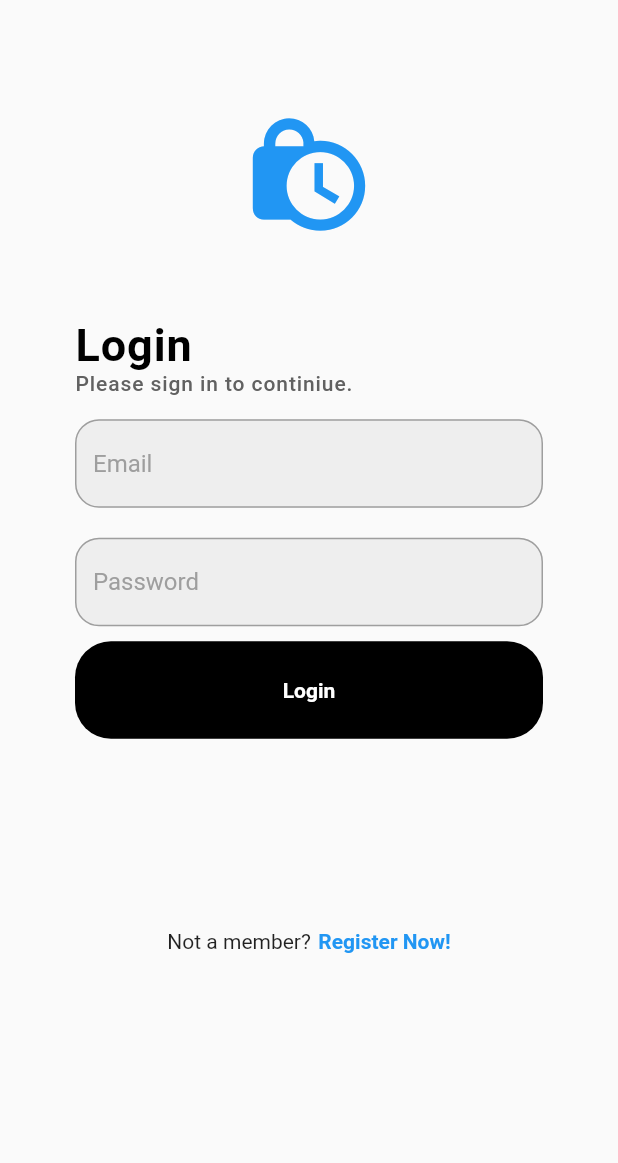
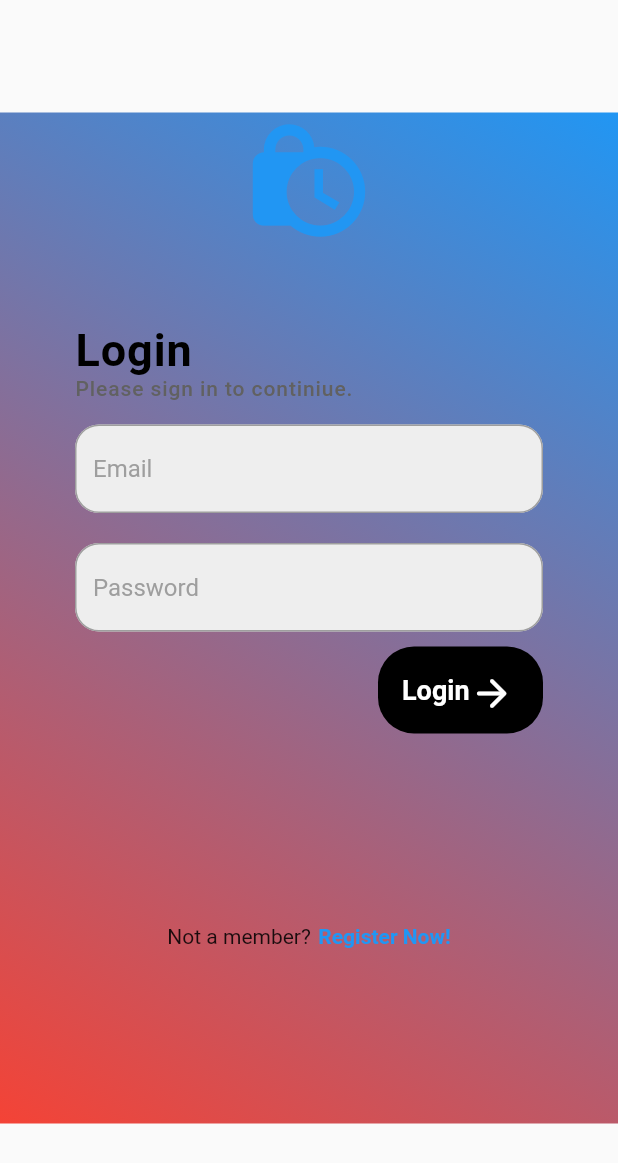
Before and after one commit to Karlo11111/Aedis---HotelSoftvare-using-Flutter, a Flutter app: the screen it shows after launch, on a phone screen of 412 x 824 dp. Shown: the top 1163 px of the screen. Run offline on Flutter 3.47's test engine with Material 2 defaults, Android fonts, the phone set to English and light mode, and no system bars; our stand-ins replace cloud_firestore, firebase_auth, firebase_core, smooth_page_indicator; accounts and stored records are empty.

Commit message:
pozadina login

```diff
--- a/lib/LoginPages/login_page.dart
+++ b/lib/LoginPages/login_page.dart
@@ -58,6 +58,16 @@ class _LoginPageState extends State<LoginPage> {
   Widget build(BuildContext context) {
     return Scaffold(
       body: Center(
+        child: Container(
+          decoration: BoxDecoration(
+              gradient: LinearGradient(
+            begin: Alignment.topRight,
+            end: Alignment.bottomLeft,
+            colors: [
+              Colors.blue,
+              Colors.red,
+            ],
+          )),
           child: SingleChildScrollView(
             child: Center(
               child: Padding(
@@ -133,7 +143,15 @@ class _LoginPageState extends State<LoginPage> {
                     const SizedBox(height: 10),
 
                     // Login button
-                  MyButton(buttonText: "Login", ontap: signIn),
+                    Row(
+                      mainAxisAlignment: MainAxisAlignment.end,
+                      children: [
+                        MyButton(
+                          buttonText: "Login",
+                          ontap: signIn,
+                        ),
+                      ],
+                    ),
 
                     // SizedBox
                     const SizedBox(height: 10),
@@ -166,6 +184,7 @@ class _LoginPageState extends State<LoginPage> {
             ),
           ),
         ),
+      ),
     );
   }
 }
--- a/lib/Utilities/buttons.dart
+++ b/lib/Utilities/buttons.dart
@@ -18,8 +18,23 @@ class MyButton extends StatelessWidget {
           color: Colors.black,
         ),
         alignment: Alignment.center,
-        height: 65,
-        child: Text(buttonText, style: TextStyle(color: Colors.white, fontWeight: FontWeight.bold),),
+        height: 58,
+        width: 110,
+        child: Padding(
+          padding: const EdgeInsets.all(16.0),
+          child: Row(
+            children: [
+              Text(
+                buttonText,
+                style: TextStyle(
+                    color: Colors.white,
+                    fontWeight: FontWeight.bold,
+                    fontSize: 18),
+              ),
+              Icon(Icons.arrow_forward_rounded, size: 30, color: Colors.white),
+            ],
+          ),
+        ),
       ),
     );
   }
```
Lines whose indentation alone changed are shown as unchanged.
